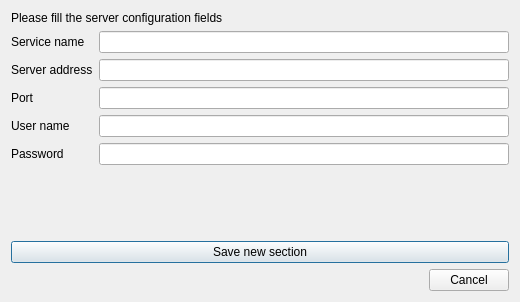
First picture: the form in mapbender_plugin/dialogs/ui/add_server_section_dialog.ui, repository WhereGroup/QGIS2Mapbender, before the edit.
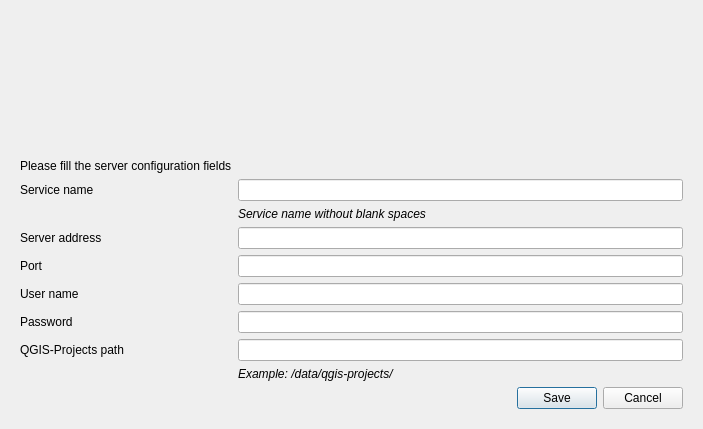
Second picture: the form after the edit. Icons and pictures are not drawn.

Commit message: update add server and edit server config GUI and functions

The edit to the form file:
```diff
--- a/mapbender_plugin/dialogs/ui/add_server_section_dialog.ui
+++ b/mapbender_plugin/dialogs/ui/add_server_section_dialog.ui
@@ -6,8 +6,8 @@
    <rect>
     <x>0</x>
     <y>0</y>
-    <width>520</width>
-    <height>302</height>
+    <width>703</width>
+    <height>429</height>
    </rect>
   </property>
   <property name="windowTitle">
@@ -15,84 +15,130 @@
   </property>
   <layout class="QVBoxLayout" name="verticalLayout">
    <item>
-    <widget class="QLabel" name="addSectionComboBoxLabel">
-     <property name="sizePolicy">
-      <sizepolicy hsizetype="Fixed" vsizetype="Fixed">
-       <horstretch>0</horstretch>
-       <verstretch>0</verstretch>
-      </sizepolicy>
-     </property>
+    <widget class="QWidget" name="widget" native="true">
+     <layout class="QGridLayout" name="gridLayout">
+      <item row="2" column="0">
+       <widget class="QLabel" name="label">
      <property name="text">
-      <string>Please fill the server configuration fields</string>
-     </property>
-    </widget>
-   </item>
-   <item>
+         <string/>
+        </property>
+        <property name="pixmap">
+         <pixmap>../../resources/icons/mapbender_ui_icon.png</pixmap>
+        </property>
+        <property name="alignment">
+         <set>Qt::AlignRight|Qt::AlignTrailing|Qt::AlignVCenter</set>
+        </property>
+       </widget>
+      </item>
+      <item row="5" column="0">
+       <widget class="QDialogButtonBox" name="addSectionDialogButtonBox">
+        <property name="standardButtons">
+         <set>QDialogButtonBox::Cancel|QDialogButtonBox::Save</set>
+        </property>
+       </widget>
+      </item>
+      <item row="3" column="0">
     <layout class="QFormLayout" name="formLayout">
-     <item row="0" column="0">
+        <item row="1" column="0">
       <widget class="QLabel" name="newServiceNameLabel">
        <property name="text">
         <string>Service name</string>
        </property>
       </widget>
      </item>
-     <item row="0" column="1">
+        <item row="1" column="1">
       <widget class="QLineEdit" name="newServiceNameLineEdit"/>
      </item>
-     <item row="1" column="0">
+        <item row="3" column="0">
       <widget class="QLabel" name="newServerAddressLabel">
        <property name="text">
         <string>Server address</string>
        </property>
       </widget>
      </item>
-     <item row="1" column="1">
+        <item row="3" column="1">
       <widget class="QLineEdit" name="newServerAddressLineEdit"/>
      </item>
-     <item row="2" column="0">
+        <item row="4" column="0">
       <widget class="QLabel" name="newServerPortLabel">
        <property name="text">
         <string>Port</string>
        </property>
       </widget>
      </item>
-     <item row="2" column="1">
+        <item row="4" column="1">
       <widget class="QLineEdit" name="newServerPortLineEdit"/>
      </item>
-     <item row="3" column="0">
+        <item row="5" column="0">
       <widget class="QLabel" name="newUserNameLabel">
        <property name="text">
         <string>User name</string>
        </property>
       </widget>
      </item>
-     <item row="3" column="1">
+        <item row="5" column="1">
       <widget class="QLineEdit" name="newUserNameLineEdit"/>
      </item>
-     <item row="4" column="0">
+        <item row="6" column="0">
       <widget class="QLabel" name="newPasswordLabel">
        <property name="text">
         <string>Password</string>
        </property>
       </widget>
      </item>
-     <item row="4" column="1">
+        <item row="6" column="1">
       <widget class="QLineEdit" name="newPasswordLineEdit"/>
      </item>
-    </layout>
-   </item>
-   <item>
-    <widget class="QPushButton" name="saveNewSectionButton">
+        <item row="7" column="0">
+         <widget class="QLabel" name="newQgisProjectPathLabel">
+          <property name="text">
+           <string>QGIS-Projects path</string>
+          </property>
+         </widget>
+        </item>
+        <item row="7" column="1">
+         <widget class="QLineEdit" name="newQgisProjectPathLineEdit"/>
+        </item>
+        <item row="0" column="0">
+         <widget class="QLabel" name="addSectionComboBoxLabel">
+          <property name="sizePolicy">
+           <sizepolicy hsizetype="Fixed" vsizetype="Fixed">
+            <horstretch>0</horstretch>
+            <verstretch>0</verstretch>
+           </sizepolicy>
+          </property>
      <property name="text">
-      <string>Save new section</string>
+           <string>Please fill the server configuration fields</string>
      </property>
     </widget>
    </item>
-   <item>
-    <widget class="QDialogButtonBox" name="addSectionDialogButtonBox">
-     <property name="standardButtons">
-      <set>QDialogButtonBox::Cancel</set>
-     </property>
+        <item row="2" column="1">
+         <widget class="QLabel" name="label_2">
+          <property name="font">
+           <font>
+            <italic>true</italic>
+           </font>
+          </property>
+          <property name="text">
+           <string>Service name without blank spaces</string>
+          </property>
+         </widget>
+        </item>
+        <item row="8" column="1">
+         <widget class="QLabel" name="label_3">
+          <property name="font">
+           <font>
+            <italic>true</italic>
+           </font>
+          </property>
+          <property name="text">
+           <string>Example: /data/qgis-projects/</string>
+          </property>
+         </widget>
+        </item>
+       </layout>
+      </item>
+     </layout>
     </widget>
    </item>
   </layout>
```
Lines whose indentation alone changed are shown as unchanged. The commit also changes 5 other files.
